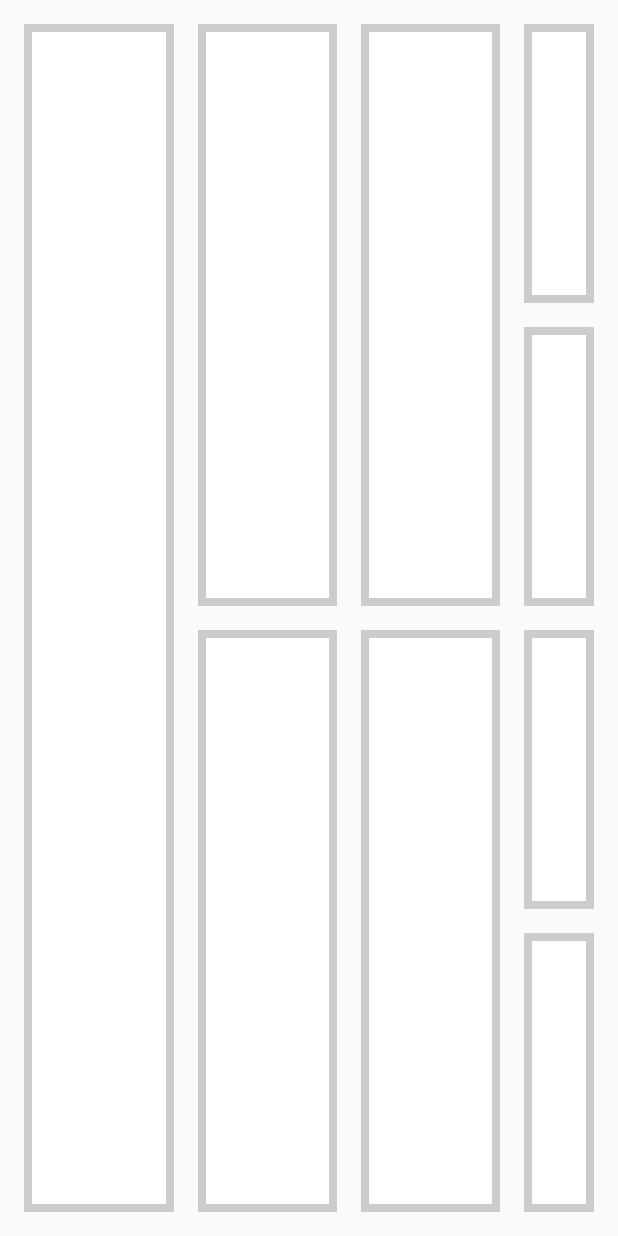
After one commit to helloconch/Android, an Android app: the layout fragment_focus_a.xml on its own in the app's theme, with its tools: preview values and no code run, on a phone screen of 412 x 824 dp. The commit adds this screen. Run offline under Robolectric (Android 15) with nearby library versions, the phone set to English and light mode, and no system bars.

Commit message:
添加电视焦点事件处理

```diff
--- /dev/null
+++ b/app/src/main/res/drawable/bg.xml
@@ -0,0 +1,6 @@
+<?xml version="1.0" encoding="utf-8"?>
+<selector xmlns:android="http://schemas.android.com/apk/res/android">
+    <item android:drawable="@drawable/bg_press" android:state_pressed="true" />
+    <item android:drawable="@drawable/bg_focus" android:state_focused="true" />
+    <item android:drawable="@drawable/bg_default" />
+</selector>
--- /dev/null
+++ b/app/src/main/res/drawable/bg_default.xml
@@ -0,0 +1,8 @@
+<?xml version="1.0" encoding="utf-8"?>
+<shape xmlns:android="http://schemas.android.com/apk/res/android">
+    <stroke
+        android:width="5dp"
+        android:color="#CCC" />
+
+    <solid android:color="#FFF" />
+</shape>
--- /dev/null
+++ b/app/src/main/res/drawable/bg_focus.xml
@@ -0,0 +1,8 @@
+<?xml version="1.0" encoding="utf-8"?>
+<shape xmlns:android="http://schemas.android.com/apk/res/android">
+    <stroke
+        android:width="5dp"
+        android:color="#E0F" />
+
+    <solid android:color="#FFF" />
+</shape>
--- /dev/null
+++ b/app/src/main/res/drawable/bg_press.xml
@@ -0,0 +1,8 @@
+<?xml version="1.0" encoding="utf-8"?>
+<shape xmlns:android="http://schemas.android.com/apk/res/android">
+    <stroke
+        android:width="5dp"
+        android:color="#0F0" />
+
+    <solid android:color="#FFF" />
+</shape>
--- a/app/src/main/res/layout/activity_focus.xml
+++ b/app/src/main/res/layout/activity_focus.xml
@@ -37,5 +37,5 @@
         android:layout_width="wrap_content"
         android:layout_height="wrap_content"
         android:padding="16dp"
-        android:text="five" />
+        android:text="demo" />
 </LinearLayout>
--- /dev/null
+++ b/app/src/main/res/layout/fragment_focus_a.xml
@@ -0,0 +1,124 @@
+<?xml version="1.0" encoding="utf-8"?>
+<LinearLayout xmlns:android="http://schemas.android.com/apk/res/android"
+    android:layout_width="match_parent"
+    android:layout_height="match_parent"
+    android:clipChildren="false"
+    android:clipToPadding="false"
+    android:orientation="horizontal"
+    android:padding="16dp">
+
+    <LinearLayout
+        android:layout_width="0dp"
+        android:layout_height="match_parent"
+        android:layout_weight="2"
+        android:clipChildren="false"
+        android:clipToPadding="false"
+        android:paddingRight="8dp">
+
+        <com.android.tv.MyFocusImage
+            android:id="@+id/myFocusImage1"
+            android:layout_width="match_parent"
+            android:layout_height="match_parent"
+            android:background="@drawable/bg" />
+    </LinearLayout>
+
+    <LinearLayout
+        android:layout_width="0dp"
+        android:layout_height="match_parent"
+        android:layout_weight="2"
+        android:clipChildren="false"
+        android:clipToPadding="false"
+        android:orientation="vertical"
+        android:paddingLeft="8dp"
+        android:paddingRight="8dp">
+
+        <com.android.tv.MyFocusImage
+            android:id="@+id/myFocusImage2"
+            android:layout_width="match_parent"
+            android:layout_height="0dp"
+            android:layout_marginBottom="8dp"
+            android:layout_weight="1"
+            android:background="@drawable/bg" />
+
+        <com.android.tv.MyFocusImage
+            android:id="@+id/myFocusImage3"
+            android:layout_width="match_parent"
+            android:layout_height="0dp"
+            android:layout_marginTop="8dp"
+            android:layout_weight="1"
+            android:background="@drawable/bg" />
+
+    </LinearLayout>
+
+    <LinearLayout
+        android:layout_width="0dp"
+        android:layout_height="match_parent"
+        android:layout_weight="2"
+        android:clipChildren="false"
+        android:clipToPadding="false"
+        android:orientation="vertical"
+        android:paddingLeft="8dp"
+        android:paddingRight="8dp">
+
+        <com.android.tv.MyFocusImage
+            android:id="@+id/myFocusImage4"
+            android:layout_width="match_parent"
+            android:layout_height="0dp"
+            android:layout_marginBottom="8dp"
+            android:layout_weight="1"
+            android:background="@drawable/bg" />
+
+        <com.android.tv.MyFocusImage
+            android:id="@+id/myFocusImage5"
+            android:layout_width="match_parent"
+            android:layout_height="0dp"
+            android:layout_marginTop="8dp"
+            android:layout_weight="1"
+            android:background="@drawable/bg" />
+    </LinearLayout>
+
+    <LinearLayout
+        android:layout_width="0dp"
+        android:layout_height="match_parent"
+        android:layout_weight="1"
+        android:clipChildren="false"
+        android:clipToPadding="false"
+        android:orientation="vertical"
+        android:paddingLeft="8dp">
+
+        <com.android.tv.MyFocusImage
+            android:id="@+id/myFocusImage6"
+            android:layout_width="match_parent"
+            android:layout_height="0dp"
+            android:layout_marginBottom="8dp"
+            android:layout_weight="1"
+            android:background="@drawable/bg" />
+
+        <com.android.tv.MyFocusImage
+            android:id="@+id/myFocusImage7"
+            android:layout_width="match_parent"
+            android:layout_height="0dp"
+            android:layout_marginBottom="8dp"
+            android:layout_marginTop="8dp"
+            android:layout_weight="1"
+            android:background="@drawable/bg" />
+
+        <com.android.tv.MyFocusImage
+            android:id="@+id/myFocusImag8"
+            android:layout_width="match_parent"
+            android:layout_height="0dp"
+            android:layout_marginBottom="8dp"
+            android:layout_marginTop="8dp"
+            android:layout_weight="1"
+            android:background="@drawable/bg" />
+
+        <com.android.tv.MyFocusImage
+            android:id="@+id/myFocusImag9"
+            android:layout_width="match_parent"
+            android:layout_height="0dp"
+            android:layout_marginTop="8dp"
+            android:layout_weight="1"
+            android:background="@drawable/bg" />
+
+    </LinearLayout>
+</LinearLayout>
```
Also changed, not shown: app/src/main/AndroidManifest.xml (+15 -9 lines), app/src/main/java/com/android/tv/DemoTvActivity.java (added, +102 -0 lines), app/src/main/java/com/android/tv/FocusAFragment.java (added, +192 -0 lines), app/src/main/java/com/android/tv/FocusActivity.java (+11 -1 lines), app/src/main/java/com/android/tv/FocusBFragment.java (added, +22 -0 lines), app/src/main/java/com/android/tv/FocusItem.java (added, +38 -0 lines), app/src/main/java/com/android/tv/MyFocusImage.java (added, +76 -0 lines), app/src/main/res/layout/activity_demo_tv.xml (added, +33 -0 lines), app/src/main/res/layout/fragment_focus_b.xml (added, +11 -0 lines), app/src/main/res/layout/test.xml (added, +73 -0 lines).
